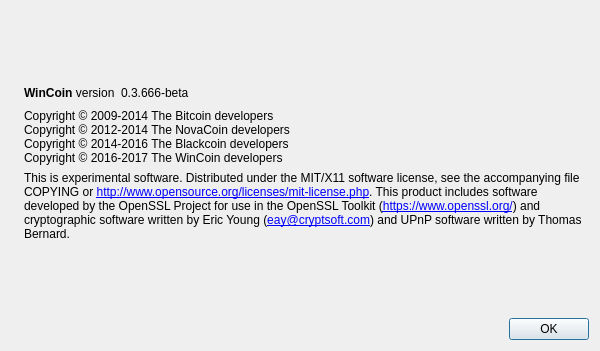
Old version of the form src/qt/forms/aboutdialog.ui in the repository loning/stratisX.
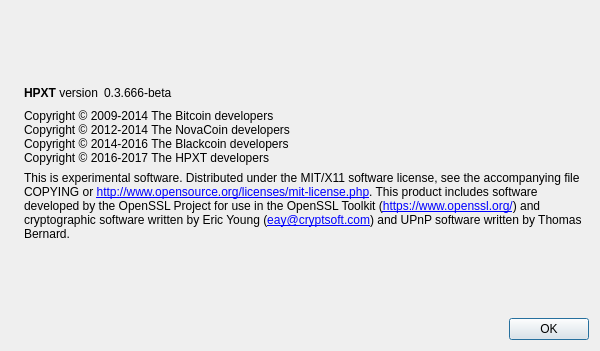
New version of the form. Icons and pictures are not drawn.

What changed in the file:
```diff
--- a/src/qt/forms/aboutdialog.ui
+++ b/src/qt/forms/aboutdialog.ui
@@ -56,7 +56,7 @@
           <cursorShape>IBeamCursor</cursorShape>
          </property>
          <property name="text">
-          <string>&lt;b&gt;WinCoin&lt;/b&gt; version</string>
+          <string>&lt;b&gt;HPXT&lt;/b&gt; version</string>
          </property>
          <property name="textInteractionFlags">
           <set>Qt::LinksAccessibleByMouse|Qt::TextSelectableByKeyboard|Qt::TextSelectableByMouse</set>
@@ -100,7 +100,7 @@
         <string>Copyright © 2009-2014 The Bitcoin developers
 Copyright © 2012-2014 The NovaCoin developers
 Copyright © 2014-2016 The Blackcoin developers
-Copyright © 2016-2017 The WinCoin developers</string>
+Copyright © 2016-2017 The HPXT developers</string>
        </property>
        <property name="textInteractionFlags">
         <set>Qt::LinksAccessibleByMouse|Qt::TextSelectableByKeyboard|Qt::TextSelectableByMouse</set>
```
Left out of the diff: 2 changed lines with no effect on the pictures.
